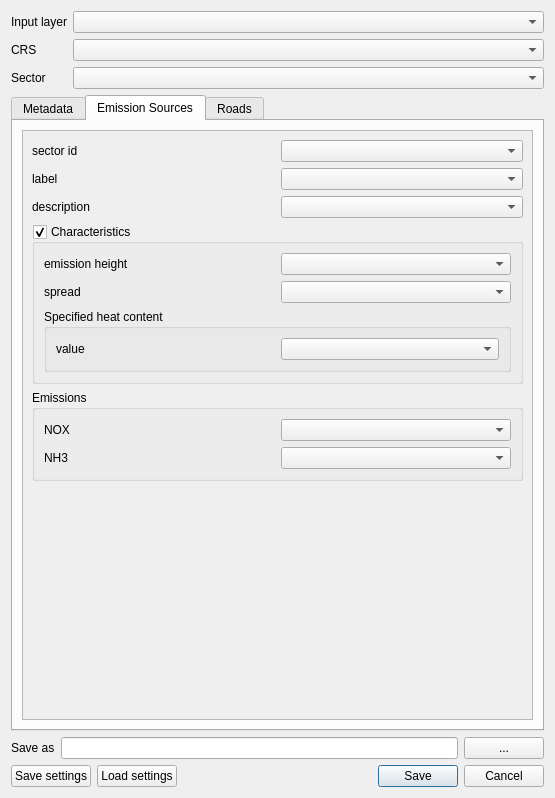
Qt form ImaerPlugin/generate_calc_input_dlg.ui (opengeogroep/AERIUS-QGIS-plugins) before a commit.
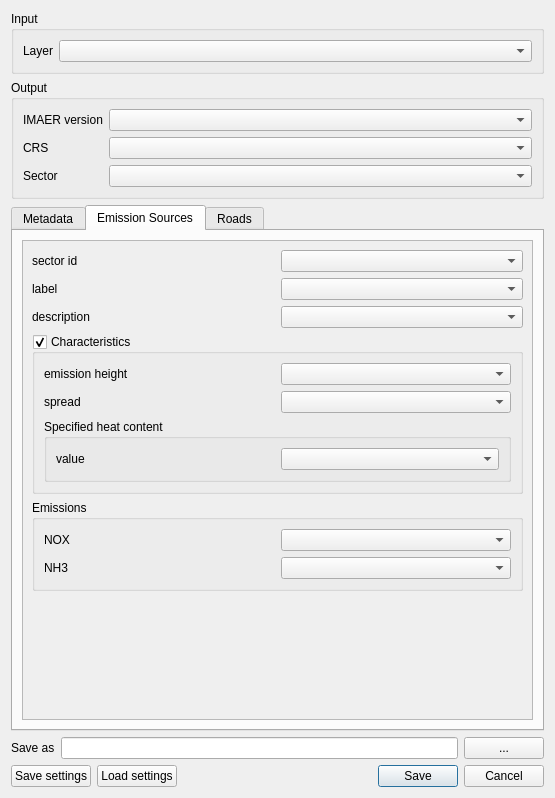
The same form after that commit. The open tabs and pages were chosen to show the change. Custom widgets are drawn as their Qt base class.

Commit message: Select IMAER version number for calculator input gml

```diff
--- a/ImaerPlugin/generate_calc_input_dlg.ui
+++ b/ImaerPlugin/generate_calc_input_dlg.ui
@@ -15,17 +15,40 @@
   </property>
   <layout class="QVBoxLayout" name="verticalLayout_2">
    <item>
-    <layout class="QFormLayout" name="formLayout_2">
+    <widget class="QGroupBox" name="group_input">
+     <property name="title">
+      <string>Input</string>
+     </property>
+     <layout class="QFormLayout" name="formLayout_4">
      <item row="0" column="0">
       <widget class="QLabel" name="label_layer">
        <property name="text">
-        <string>Input layer</string>
+         <string>Layer</string>
        </property>
       </widget>
      </item>
      <item row="0" column="1">
       <widget class="QgsMapLayerComboBox" name="combo_layer"/>
      </item>
+     </layout>
+    </widget>
+   </item>
+   <item>
+    <widget class="QGroupBox" name="group_output">
+     <property name="title">
+      <string>Output</string>
+     </property>
+     <layout class="QFormLayout" name="formLayout_5">
+      <item row="1" column="1">
+       <widget class="QComboBox" name="combo_crs"/>
+      </item>
+      <item row="0" column="0">
+       <widget class="QLabel" name="label_imaer_v">
+        <property name="text">
+         <string>IMAER version</string>
+        </property>
+       </widget>
+      </item>
      <item row="1" column="0">
       <widget class="QLabel" name="label_crs">
        <property name="text">
@@ -33,8 +56,8 @@
        </property>
       </widget>
      </item>
-     <item row="1" column="1">
-      <widget class="QComboBox" name="combo_crs"/>
+      <item row="2" column="1">
+       <widget class="QComboBox" name="combo_sector"/>
      </item>
      <item row="2" column="0">
       <widget class="QLabel" name="label_sector">
@@ -43,10 +66,11 @@
        </property>
       </widget>
      </item>
-     <item row="2" column="1">
-      <widget class="QComboBox" name="combo_sector"/>
-     </item>
-    </layout>
+      <item row="0" column="1">
+       <widget class="QComboBox" name="combo_imaer_v"/>
+      </item>
+     </layout>
+    </widget>
    </item>
    <item>
     <widget class="QTabWidget" name="tabWidget">
@@ -169,8 +193,8 @@
            <rect>
             <x>0</x>
             <y>0</y>
-            <width>242</width>
-            <height>398</height>
+            <width>513</width>
+            <height>419</height>
            </rect>
           </property>
           <layout class="QGridLayout" name="gridLayout_3">
```
Left out of the diff: 4 changed lines with no effect on the pictures. Lines whose indentation alone changed are shown as unchanged. The commit also changes 2 other files.
